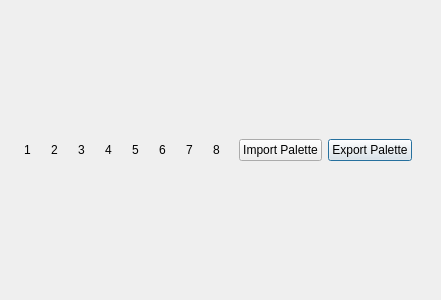
Above: RetroEDv2/tools/paletteeditor.ui from RSDKModding/RetroED before the change. Below: the same form after it.
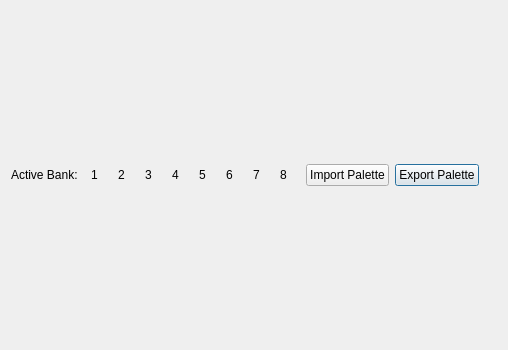
That is the form after the change.

The edit to the form file:
```diff
--- a/RetroEDv2/tools/paletteeditor.ui
+++ b/RetroEDv2/tools/paletteeditor.ui
@@ -6,8 +6,8 @@
    <rect>
     <x>0</x>
     <y>0</y>
-    <width>400</width>
-    <height>300</height>
+    <width>482</width>
+    <height>350</height>
    </rect>
   </property>
   <property name="windowTitle">
@@ -124,6 +124,13 @@
      </property>
     </spacer>
    </item>
+   <item row="1" column="0">
+    <widget class="QLabel" name="label">
+     <property name="text">
+      <string>Active Bank:</string>
+     </property>
+    </widget>
+   </item>
   </layout>
  </widget>
  <resources/>
```
